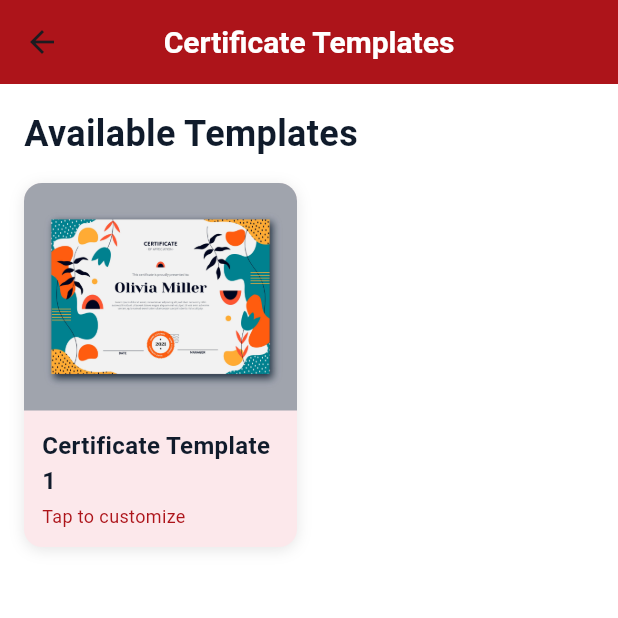
After one commit to Luxferex/Cetak_Sertif_TEST, a Flutter app: the TemplateGridView screen opened by its route, on a phone screen of 412 x 824 dp, the top half of it. The commit adds this screen. Run offline on Flutter 3.47's test engine with Material 3 defaults, Android fonts, the phone set to English and light mode, and no system bars; our stand-ins replace flutter_svg, get.

Commit message:
add tempate & certificate editor

```diff
--- a/lib/app/modules/home/views/home_view.dart
+++ b/lib/app/modules/home/views/home_view.dart
@@ -116,10 +116,13 @@ class HomeView extends GetView<HomeController> {
                   Row(
                     children: [
                       Expanded(
-                        child: _buildOptionCard(
-                          icon: Icons.landscape,
-                          title: 'Landscape',
-                          description: 'Horizontal Format',
+                        child: GestureDetector(
+                          onTap: () => Get.toNamed('/templates'),
+                          child: _buildOptionCard(
+                            icon: Icons.landscape,
+                            title: 'Landscape',
+                            description: 'Horizontal Format',
+                          ),
                         ),
                       ),
                       const SizedBox(width: 16),
--- /dev/null
+++ b/lib/app/modules/templates/controllers/template_controller.dart
@@ -0,0 +1,5 @@
+import 'package:get/get.dart';
+
+class TemplateController extends GetxController {
+  // Add controller logic here if needed
+}
--- /dev/null
+++ b/lib/app/modules/templates/views/template_grid_view.dart
@@ -0,0 +1,122 @@
+import 'package:flutter/material.dart';
+import 'package:get/get.dart';
+import '../controllers/template_controller.dart';
+
+class TemplateGridView extends GetView<TemplateController> {
+  const TemplateGridView({Key? key}) : super(key: key);
+
+  static const Color primaryColor = Color(0xFFAD141A);
+  static const Color cardBackground = Color(0xFFFCE8EB);
+  static const Color textPrimary = Color(0xFF101B2B);
+  static const Color neutral100 = Color(0xFFFFFFFF);
+
+  @override
+  Widget build(BuildContext context) {
+    return Scaffold(
+      backgroundColor: neutral100,
+      appBar: AppBar(
+        backgroundColor: primaryColor,
+        title: const Text(
+          'Certificate Templates',
+          style: TextStyle(
+            fontSize: 20,
+            fontWeight: FontWeight.bold,
+            color: neutral100,
+          ),
+        ),
+        centerTitle: true,
+        elevation: 0,
+        leading: IconButton(
+          icon: const Icon(Icons.arrow_back),
+          onPressed: () => Get.back(),
+        ),
+      ),
+      body: Padding(
+        padding: const EdgeInsets.all(16.0),
+        child: Column(
+          crossAxisAlignment: CrossAxisAlignment.start,
+          children: [
+            const Text(
+              'Available Templates',
+              style: TextStyle(
+                fontSize: 24,
+                fontWeight: FontWeight.bold,
+                color: textPrimary,
+              ),
+            ),
+            const SizedBox(height: 16),
+            Expanded(
+              child: GridView.builder(
+                gridDelegate: const SliverGridDelegateWithFixedCrossAxisCount(
+                  crossAxisCount: 2,
+                  crossAxisSpacing: 16,
+                  mainAxisSpacing: 16,
+                  childAspectRatio: 0.75,
+                ),
+                itemCount: 1, // For now, we only have one template
+                itemBuilder: (context, index) {
+                  return GestureDetector(
+                    onTap: () => Get.toNamed('/editor', arguments: 'assets/landscape/sertifikat1.svg'),
+                    child: Container(
+                      decoration: BoxDecoration(
+                        color: cardBackground,
+                        borderRadius: BorderRadius.circular(12),
+                        boxShadow: [
+                          BoxShadow(
+                            color: Colors.black.withOpacity(0.1),
+                            blurRadius: 8,
+                            offset: const Offset(0, 2),
+                          ),
+                        ],
+                      ),
+                      child: Column(
+                        crossAxisAlignment: CrossAxisAlignment.stretch,
+                        children: [
+                          Expanded(
+                            child: ClipRRect(
+                              borderRadius: const BorderRadius.vertical(
+                                top: Radius.circular(12),
+                              ),
+                              child: Image.asset(
+                                'assets/images/sertifikat1.jpg',
+                                fit: BoxFit.cover,
+                              ),
+                            ),
+                          ),
+                          Padding(
+                            padding: const EdgeInsets.all(12),
+                            child: Column(
+                              crossAxisAlignment: CrossAxisAlignment.start,
+                              children: const [
+                                Text(
+                                  'Certificate Template 1',
+                                  style: TextStyle(
+                                    fontSize: 16,
+                                    fontWeight: FontWeight.bold,
+                                    color: textPrimary,
+                                  ),
+                                ),
+                                SizedBox(height: 4),
+                                Text(
+                                  'Tap to customize',
+                                  style: TextStyle(
+                                    fontSize: 12,
+                                    color: primaryColor,
+                                  ),
+                                ),
+                              ],
+                            ),
+                          ),
+                        ],
+                      ),
+                    ),
+                  );
+                },
+              ),
+            ),
+          ],
+        ),
+      ),
+    );
+  }
+}
--- a/lib/app/routes/app_routes.dart
+++ b/lib/app/routes/app_routes.dart
@@ -4,9 +4,13 @@ part of 'app_pages.dart';
 abstract class Routes {
   Routes._();
   static const HOME = _Paths.HOME;
+  static const TEMPLATES = _Paths.TEMPLATES;
+  static const EDITOR = _Paths.EDITOR;
 }
 
 abstract class _Paths {
   _Paths._();
   static const HOME = '/home';
+  static const TEMPLATES = '/templates';
+  static const EDITOR = '/editor';
 }
```
Also changed, not shown: lib/app/modules/editor/bindings/editor_binding.dart (added, +11 -0 lines), lib/app/modules/editor/controllers/editor_controller.dart (added, +150 -0 lines), lib/app/modules/editor/views/editor_view.dart (added, +228 -0 lines), lib/app/modules/templates/bindings/template_binding.dart (added, +11 -0 lines), lib/app/routes/app_pages.dart (+14 -0 lines), pubspec.yaml (+28 -22 lines), assets/fonts/SourceSansPro-Bold.ttf (added), assets/fonts/SourceSansPro-Regular.ttf (added), assets/fonts/YesevaOne-Regular.ttf (added), assets/images/sertifikat1.jpg (renamed from assets/images/sertif1.jpg), pubspec.lock, 1 other file.
